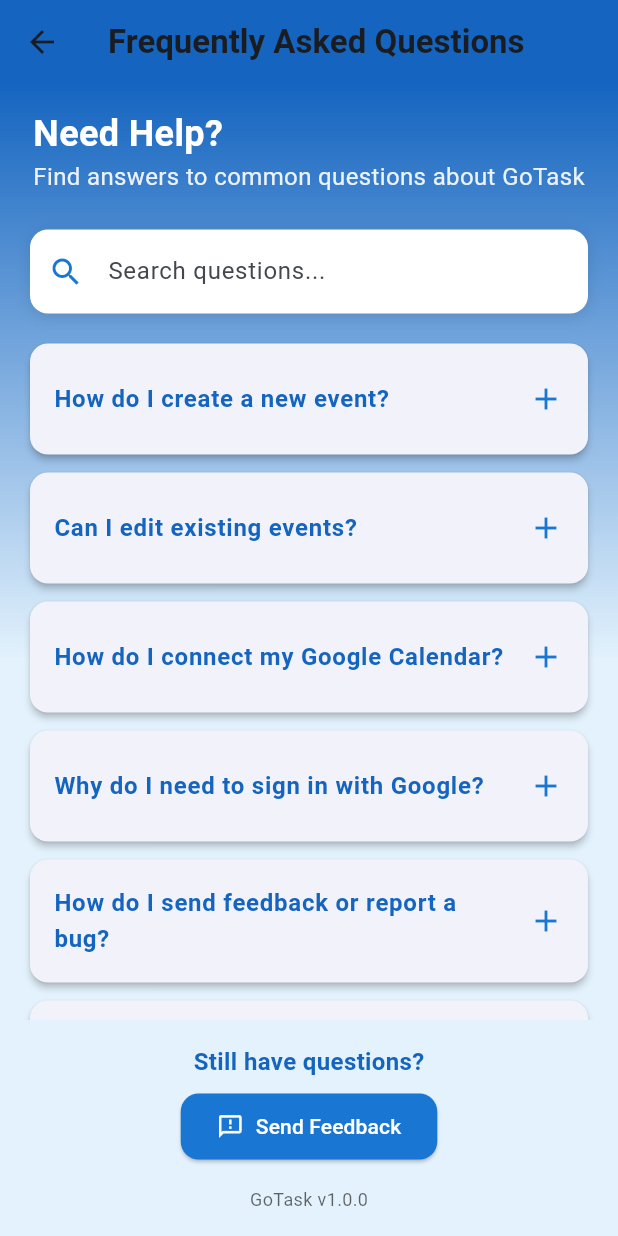
After one commit to Stormieeee/gotasks, a Flutter app: the FAQPage screen opened directly, on a phone screen of 412 x 824 dp. The commit adds this screen. Run offline on Flutter 3.47's test engine with Material 3 defaults, Android fonts, the phone set to English and light mode, and no system bars; our stand-ins replace cloud_firestore, firebase_auth, firebase_core, geocoding, google_maps_flutter, google_sign_in and 2 more; missing offline and left inert: googleapis; accounts and stored records are empty; network calls fail.

Commit message:
updated feedback page and added FAQ

```diff
--- /dev/null
+++ b/lib/faq_page.dart
@@ -0,0 +1,316 @@
+import 'package:flutter/material.dart';
+
+class FAQPage extends StatefulWidget {
+  const FAQPage({Key? key}) : super(key: key);
+
+  @override
+  _FAQPageState createState() => _FAQPageState();
+}
+
+class _FAQPageState extends State<FAQPage> {
+  // Track which FAQ items are expanded
+  List<bool> _expandedList = [];
+
+  // Search functionality
+  final TextEditingController _searchController = TextEditingController();
+  String _searchQuery = '';
+
+  // List of FAQ items with questions and answers
+  final List<Map<String, String>> _faqItems = [
+    {
+      'question': 'How do I create a new event?',
+      'answer': 'To create a new event, go to the Calendar view and tap on the "+" floating action button. Fill in the event details such as title, description, date, time, and optional location. Tap "Create Event" to save your new event to your calendar.'
+    },
+    {
+      'question': 'Can I edit existing events?',
+      'answer': 'Yes, you can edit any event you\'ve created. Simply tap on the event in the Calendar view, then tap the "Edit" button. Make your changes in the edit form and tap "Update Event" to save your changes.'
+    },
+    {
+      'question': 'How do I connect my Google Calendar?',
+      'answer': 'GoTask automatically connects to your Google Calendar when you sign in with your Google account. All events you create in GoTask will sync with your Google Calendar, and events from Google Calendar will appear in GoTask.'
+    },
+    {
+      'question': 'Why do I need to sign in with Google?',
+      'answer': 'Signing in with Google allows GoTask to securely access your Google Calendar and provide seamless synchronization. This ensures your events are available across all your devices and in the Google Calendar app or website.'
+    },
+    {
+      'question': 'How do I send feedback or report a bug?',
+      'answer': 'To send feedback or report a bug, go to your Profile page and tap on "Send Feedback". Choose the type of feedback (suggestion, bug report, etc.), enter a subject and detailed message, then tap "Submit Feedback". Our team will review your feedback as soon as possible.'
+    },
+    {
+      'question': 'Is my data secure?',
+      'answer': 'Yes, GoTask takes data security seriously. We use Firebase Authentication for secure sign-in and all data is stored in Google\'s secure cloud infrastructure. Your calendar data is only accessible to you and anyone you\'ve explicitly shared your Google Calendar with.'
+    },
+    {
+      'question': 'How do I log out of the app?',
+      'answer': 'To log out, navigate to your Profile page and scroll down to find the "Sign Out" button. Tap it and confirm that you want to sign out. This will securely end your session and return you to the login screen.'
+    },
+    {
+      'question': 'Can I use GoTask offline?',
+      'answer': 'GoTask requires an internet connection for most features since it syncs with Google Calendar. However, once loaded, you can view your events offline. Creating or editing events requires an internet connection to ensure your changes sync properly.'
+    },
+    {
+      'question': 'How do I validate a location for an event?',
+      'answer': 'When creating or editing an event, enter a location in the location field. You can tap the search icon next to the field to validate that the location exists. GoTask will attempt to geocode the address and confirm if it\'s valid.'
+    },
+    {
+      'question': 'Does GoTask send notifications for events?',
+      'answer': 'Yes, GoTask can send you notifications for upcoming events. You can manage your notification preferences in the Settings page. By default, notifications follow your Google Calendar notification settings.'
+    },
+    {
+      'question': 'How can I view events by day, week, or month?',
+      'answer': 'In the Calendar view, you can switch between day, week, and month views using the tabs at the top of the screen. This allows you to choose the time frame that works best for your planning needs.'
+    },
+    {
+      'question': 'Can I share events with others?',
+      'answer': 'Currently, event sharing is handled through Google Calendar. Create your event in GoTask, and then use Google Calendar to invite others or share the event details.'
+    }
+  ];
+
+  @override
+  void initState() {
+    super.initState();
+    // Initialize all FAQ items as collapsed
+    _expandedList = List.generate(_faqItems.length, (index) => false);
+  }
+
+  @override
+  void dispose() {
+    _searchController.dispose();
+    super.dispose();
+  }
+
+  // Filter FAQ items based on search query
+  List<Map<String, String>> get _filteredFaqItems {
+    if (_searchQuery.isEmpty) {
+      return _faqItems;
+    }
+
+    final query = _searchQuery.toLowerCase();
+    return _faqItems.where((item) {
+      return item['question']!.toLowerCase().contains(query) ||
+             item['answer']!.toLowerCase().contains(query);
+    }).toList();
+  }
+
+  @override
+  Widget build(BuildContext context) {
+    return Scaffold(
+      appBar: AppBar(
+        elevation: 0,
+        backgroundColor: Colors.blue.shade800,
+        title: Text(
+          'Frequently Asked Questions',
+          style: TextStyle(
+            fontWeight: FontWeight.bold,
+          ),
+        ),
+        leading: IconButton(
+          icon: Icon(Icons.arrow_back),
+          onPressed: () => Navigator.of(context).pop(),
+        ),
+      ),
+      body: Container(
+        decoration: BoxDecoration(
+          gradient: LinearGradient(
+            begin: Alignment.topCenter,
+            end: Alignment.center,
+            colors: [
+              Colors.blue.shade800,
+              Colors.blue.shade50,
+            ],
+          ),
+        ),
+        child: SafeArea(
+          child: Column(
+            children: [
+              // Header
+              Padding(
+                padding: EdgeInsets.symmetric(horizontal: 20, vertical: 16),
+                child: Column(
+                  crossAxisAlignment: CrossAxisAlignment.start,
+                  children: [
+                    Text(
+                      'Need Help?',
+                      style: TextStyle(
+                        fontSize: 24,
+                        fontWeight: FontWeight.bold,
+                        color: Colors.white,
+                      ),
+                    ),
+                    Text(
+                      'Find answers to common questions about GoTask',
+                      style: TextStyle(
+                        fontSize: 16,
+                        color: Colors.white.withOpacity(0.9),
+                      ),
+                    ),
+                  ],
+                ),
+              ),
+
+              // Search Bar
+              Padding(
+                padding: EdgeInsets.symmetric(horizontal: 20, vertical: 8),
+                child: Container(
+                  decoration: BoxDecoration(
+                    color: Colors.white,
+                    borderRadius: BorderRadius.circular(12),
+                    boxShadow: [
+                      BoxShadow(
+                        color: Colors.black.withOpacity(0.1),
+                        blurRadius: 8,
+                        offset: Offset(0, 2),
+                      ),
+                    ],
+                  ),
+                  child: TextField(
+                    controller: _searchController,
+                    decoration: InputDecoration(
+                      hintText: 'Search questions...',
+                      prefixIcon: Icon(Icons.search, color: Colors.blue.shade700),
+                      border: InputBorder.none,
+                      contentPadding: EdgeInsets.symmetric(horizontal: 16, vertical: 16),
+                    ),
+                    onChanged: (value) {
+                      setState(() {
+                        _searchQuery = value;
+                      });
+                    },
+                  ),
+                ),
+              ),
+
+              // FAQ List
+              Expanded(
+                child: _filteredFaqItems.isEmpty
+                  ? Center(
+                      child: Column(
+                        mainAxisAlignment: MainAxisAlignment.center,
+                        children: [
+                          Icon(
+                            Icons.search_off,
+                            size: 64,
+                            color: Colors.grey.shade400,
+                          ),
+                          SizedBox(height: 16),
+                          Text(
+                            'No matching questions found',
+                            style: TextStyle(
+                              fontSize: 18,
+                              color: Colors.grey.shade600,
+                            ),
+                          ),
+                          SizedBox(height: 8),
+                          Text(
+                            'Try a different search term',
+                            style: TextStyle(
+                              fontSize: 16,
+                              color: Colors.grey.shade500,
+                            ),
+                          ),
+                        ],
+                      ),
+                    )
+                  : ListView.builder(
+                      padding: EdgeInsets.symmetric(horizontal: 20, vertical: 12),
+                      itemCount: _filteredFaqItems.length,
+                      itemBuilder: (context, index) {
+                        // Adjust the expanded state list if needed
+                        if (_expandedList.length <= index) {
+                          _expandedList.add(false);
+                        }
+
+                        return Card(
+                          margin: EdgeInsets.only(bottom: 12),
+                          elevation: 2,
+                          shape: RoundedRectangleBorder(
+                            borderRadius: BorderRadius.circular(12),
+                          ),
+                          child: ExpansionTile(
+                            initiallyExpanded: _expandedList[index],
+                            onExpansionChanged: (expanded) {
+                              setState(() {
+                                _expandedList[index] = expanded;
+                              });
+                            },
+                            title: Text(
+                              _filteredFaqItems[index]['question']!,
+                              style: TextStyle(
+                                fontWeight: FontWeight.bold,
+                                color: Colors.blue.shade800,
+                                fontSize: 16,
+                              ),
+                            ),
+                            tilePadding: EdgeInsets.symmetric(horizontal: 16, vertical: 8),
+                            childrenPadding: EdgeInsets.fromLTRB(16, 0, 16, 16),
+                            expandedCrossAxisAlignment: CrossAxisAlignment.start,
+                            trailing: Icon(
+                              _expandedList[index] ? Icons.remove : Icons.add,
+                              color: Colors.blue.shade700,
+                            ),
+                            children: [
+                              Text(
+                                _filteredFaqItems[index]['answer']!,
+                                style: TextStyle(
+                                  fontSize: 15,
+                                  color: Colors.grey.shade800,
+                                  height: 1.5,
+                                ),
+                              ),
+                            ],
+                          ),
+                        );
+                      },
+                    ),
+              ),
+
+              // Footer
+              Padding(
+                padding: EdgeInsets.symmetric(horizontal: 20, vertical: 16),
+                child: Column(
+                  children: [
+                    Text(
+                      'Still have questions?',
+                      style: TextStyle(
+                        fontSize: 16,
+                        fontWeight: FontWeight.bold,
+                        color: Colors.blue.shade800,
+                      ),
+                    ),
+                    SizedBox(height: 8),
+                    ElevatedButton.icon(
+                      onPressed: () {
+                        // Navigate to feedback page when pressed
+                        Navigator.of(context).pop();
+                        // Add navigation to feedback page here
+                      },
+                      icon: Icon(Icons.feedback_outlined),
+                      label: Text('Send Feedback'),
+                      style: ElevatedButton.styleFrom(
+                        backgroundColor: Colors.blue.shade700,
+                        foregroundColor: Colors.white,
+                        padding: EdgeInsets.symmetric(horizontal: 24, vertical: 12),
+                        shape: RoundedRectangleBorder(
+                          borderRadius: BorderRadius.circular(12),
+                        ),
+                      ),
+                    ),
+                    SizedBox(height: 16),
+                    Text(
+                      'GoTask v1.0.0',
+                      style: TextStyle(
+                        color: Colors.black.withOpacity(0.6),
+                        fontSize: 12,
+                      ),
+                    ),
+                  ],
+                ),
+              ),
+            ],
+          ),
+        ),
+      ),
+    );
+  }
+}
--- a/lib/feedback.dart
+++ b/lib/feedback.dart
@@ -248,10 +248,19 @@
   }
 
   Widget _buildSuccessView() {
-    return SingleChildScrollView(
+  return Container(
+    width: double.infinity,
+    height: double.infinity,
+    child: SingleChildScrollView(
+      child: ConstrainedBox(
+        constraints: BoxConstraints(
+          minHeight: MediaQuery.of(context).size.height - AppBar().preferredSize.height - MediaQuery.of(context).padding.top,
+        ),
+        child: IntrinsicHeight(
           child: Padding(
             padding: EdgeInsets.all(20),
             child: Column(
+              mainAxisAlignment: MainAxisAlignment.center,
               children: [
                 SizedBox(height: 40),
                 Container(
@@ -303,7 +312,7 @@
                     color: Colors.grey.shade700,
                   ),
                 ),
-            SizedBox(height: 40),
+                Spacer(flex: 1),
                 SizedBox(
                   width: double.infinity,
                   height: 56.0,
@@ -361,6 +370,9 @@
                   ),
                 ),
               ],
+            ),
+          ),
+        ),
       ),
     ),
   );
--- a/lib/profile_page.dart
+++ b/lib/profile_page.dart
@@ -1,5 +1,6 @@
 import 'package:flutter/material.dart';
 import 'package:firebase_auth/firebase_auth.dart';
+import 'package:gotask/faq_page.dart';
 import 'package:gotask/feedback.dart';
 import 'package:gotask/home_Page.dart';
 import 'auth_service.dart';
@@ -131,21 +132,18 @@
                                     context,
                                     MaterialPageRoute(builder: (context) => FeedbackPage(user: user)),
                                   );
-                                ScaffoldMessenger.of(context).showSnackBar(
-                                  SnackBar(content: Text('Feedback feature coming soon'))
-                                );
                               },
                             ),
 
                             ListTile(
                               leading: Icon(Icons.help_outline, color: Colors.blue.shade700),
-                              title: Text('Help & Support'),
+                              title: Text('Frequently Asked Questions'),
                               trailing: Icon(Icons.chevron_right),
                               onTap: () {
-                                // Implement help functionality
-                                ScaffoldMessenger.of(context).showSnackBar(
-                                  SnackBar(content: Text('Help center coming soon'))
-                                );
+                                Navigator.push(
+                                    context,
+                                    MaterialPageRoute(builder: (context) => FAQPage()),
+                                  );
                               },
                             ),
 
```
Lines whose indentation alone changed are shown as unchanged.
